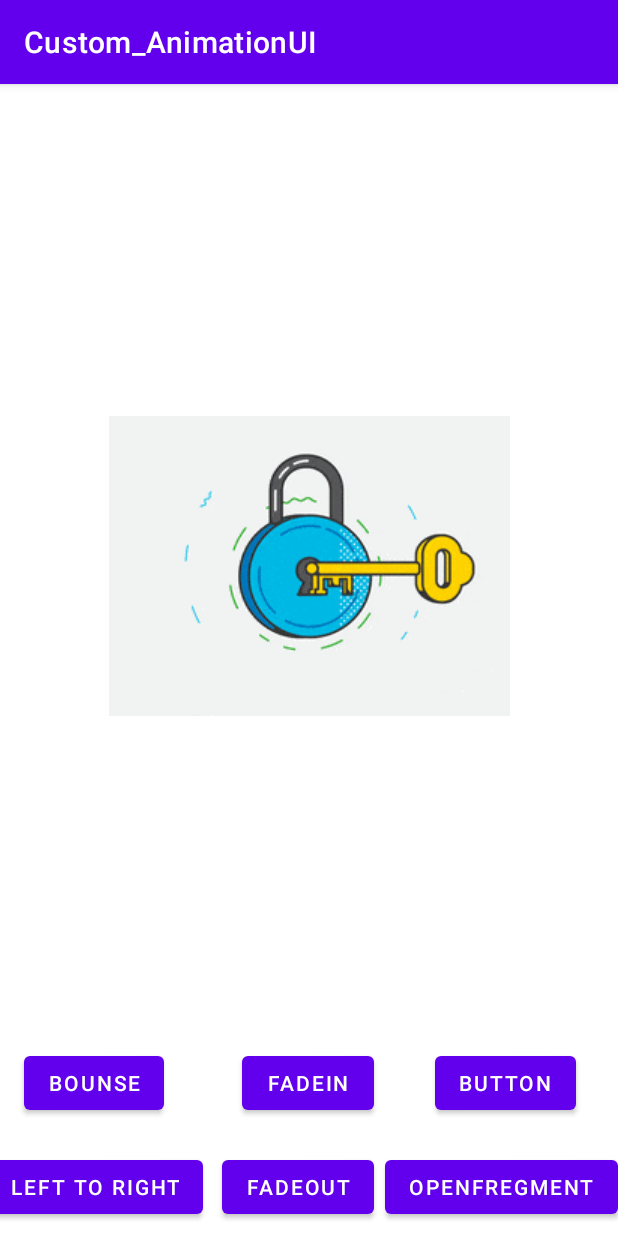
After one commit to azzadpandit1122/CustomAnimationUI, an Android app: the fragment Left_to_Right_Fragment placed in its activity, on a phone screen of 412 x 824 dp. The commit adds this screen. Run offline under Robolectric (Android 15) with nearby library versions, the phone set to English and light mode, and no system bars.

Commit message:
Custom  anim ui

```diff
--- /dev/null
+++ b/app/src/main/java/com/example/custom_animationui/Left_to_Right_Fragment.java
@@ -0,0 +1,64 @@
+package com.example.custom_animationui;
+
+import android.os.Bundle;
+
+import androidx.fragment.app.Fragment;
+
+import android.view.LayoutInflater;
+import android.view.View;
+import android.view.ViewGroup;
+
+/**
+ * A simple {@link Fragment} subclass.
+ * Use the {@link Left_to_Right_Fragment#newInstance} factory method to
+ * create an instance of this fragment.
+ */
+public class Left_to_Right_Fragment extends Fragment {
+
+    // TODO: Rename parameter arguments, choose names that match
+    // the fragment initialization parameters, e.g. ARG_ITEM_NUMBER
+    private static final String ARG_PARAM1 = "param1";
+    private static final String ARG_PARAM2 = "param2";
+
+    // TODO: Rename and change types of parameters
+    private String mParam1;
+    private String mParam2;
+
+    public Left_to_Right_Fragment() {
+        // Required empty public constructor
+    }
+
+    /**
+     * Use this factory method to create a new instance of
+     * this fragment using the provided parameters.
+     *
+     * @param param1 Parameter 1.
+     * @param param2 Parameter 2.
+     * @return A new instance of fragment Left_to_Right_Fragment.
+     */
+    // TODO: Rename and change types and number of parameters
+    public static Left_to_Right_Fragment newInstance(String param1, String param2) {
+        Left_to_Right_Fragment fragment = new Left_to_Right_Fragment();
+        Bundle args = new Bundle();
+        args.putString(ARG_PARAM1, param1);
+        args.putString(ARG_PARAM2, param2);
+        fragment.setArguments(args);
+        return fragment;
+    }
+
+    @Override
+    public void onCreate(Bundle savedInstanceState) {
+        super.onCreate(savedInstanceState);
+        if (getArguments() != null) {
+            mParam1 = getArguments().getString(ARG_PARAM1);
+            mParam2 = getArguments().getString(ARG_PARAM2);
+        }
+    }
+
+    @Override
+    public View onCreateView(LayoutInflater inflater, ViewGroup container,
+                             Bundle savedInstanceState) {
+        // Inflate the layout for this fragment
+        return inflater.inflate(R.layout.fragment_left_to__right_, container, false);
+    }
+}
--- a/app/src/main/res/layout/activity_main.xml
+++ b/app/src/main/res/layout/activity_main.xml
@@ -2,55 +2,35 @@
 <androidx.constraintlayout.widget.ConstraintLayout xmlns:android="http://schemas.android.com/apk/res/android"
     xmlns:app="http://schemas.android.com/apk/res-auto"
     xmlns:tools="http://schemas.android.com/tools"
-    android:id="@+id/main"
     android:layout_width="match_parent"
     android:layout_height="match_parent"
     tools:context=".MainActivity">
-
-    <TextView
-        android:id="@+id/text"
-        android:layout_width="wrap_content"
-        android:layout_height="wrap_content"
-        android:text="Hello World!"
-        android:textSize="30dp"
-        app:layout_constraintBottom_toBottomOf="parent"
-        app:layout_constraintHorizontal_bias="0.497"
-        app:layout_constraintLeft_toLeftOf="parent"
-        app:layout_constraintRight_toRightOf="parent"
-        app:layout_constraintTop_toTopOf="parent"
-        app:layout_constraintVertical_bias="0.023" />
 
     <Button
         android:id="@+id/button"
         android:layout_width="wrap_content"
         android:layout_height="wrap_content"
-        android:layout_marginTop="24dp"
+        android:layout_marginStart="16dp"
         android:text="Bounse"
-        app:layout_constraintEnd_toEndOf="parent"
-        app:layout_constraintHorizontal_bias="0.498"
         app:layout_constraintStart_toStartOf="parent"
-        app:layout_constraintTop_toBottomOf="@+id/text" />
+        app:layout_constraintTop_toTopOf="@+id/button3" />
 
     <Button
         android:id="@+id/button2"
         android:layout_width="wrap_content"
         android:layout_height="wrap_content"
-        android:layout_marginTop="12dp"
         android:text="left to right"
+        app:layout_constraintBottom_toBottomOf="@+id/button4"
         app:layout_constraintEnd_toEndOf="@+id/button"
-        app:layout_constraintStart_toStartOf="@+id/button"
-        app:layout_constraintTop_toBottomOf="@+id/button" />
+        app:layout_constraintStart_toStartOf="@+id/button" />
 
     <Button
         android:id="@+id/button3"
         android:layout_width="wrap_content"
         android:layout_height="wrap_content"
-        android:layout_marginTop="32dp"
         android:text="fadein"
-        app:layout_constraintEnd_toEndOf="parent"
-        app:layout_constraintHorizontal_bias="0.498"
-        app:layout_constraintStart_toStartOf="parent"
-        app:layout_constraintTop_toBottomOf="@+id/button2" />
+        app:layout_constraintEnd_toEndOf="@+id/button4"
+        app:layout_constraintTop_toTopOf="@+id/button6" />
 
     <Button
         android:id="@+id/button4"
@@ -58,8 +38,9 @@
         android:layout_height="wrap_content"
         android:layout_marginTop="12dp"
         android:text="fadeout"
+        app:layout_constraintBottom_toBottomOf="parent"
         app:layout_constraintEnd_toEndOf="parent"
-        app:layout_constraintHorizontal_bias="0.498"
+        app:layout_constraintHorizontal_bias="0.477"
         app:layout_constraintStart_toStartOf="parent"
         app:layout_constraintTop_toBottomOf="@+id/button3" />
 
@@ -67,22 +48,27 @@
         android:id="@+id/button5"
         android:layout_width="wrap_content"
         android:layout_height="wrap_content"
-        android:layout_marginTop="280dp"
         android:text="openfregment"
-        app:layout_constraintEnd_toEndOf="parent"
-        app:layout_constraintHorizontal_bias="0.5"
-        app:layout_constraintStart_toStartOf="parent"
-        app:layout_constraintTop_toBottomOf="@+id/button4" />
+        app:layout_constraintBaseline_toBaselineOf="@+id/button4"
+        app:layout_constraintEnd_toEndOf="parent" />
 
     <Button
         android:id="@+id/button6"
         android:layout_width="wrap_content"
         android:layout_height="wrap_content"
-        android:layout_marginTop="8dp"
+        android:layout_marginEnd="28dp"
+        android:layout_marginBottom="78dp"
         android:text="Button"
-        app:layout_constraintEnd_toEndOf="parent"
-        app:layout_constraintHorizontal_bias="0.488"
-        app:layout_constraintStart_toStartOf="parent"
-        app:layout_constraintTop_toBottomOf="@+id/button5" />
+        app:layout_constraintBottom_toBottomOf="parent"
+        app:layout_constraintEnd_toEndOf="parent" />
+
+    <FrameLayout
+        android:id="@+id/main"
+        android:layout_width="match_parent"
+        android:layout_height="0dp"
+        app:layout_constraintBottom_toTopOf="@+id/button3"
+        app:layout_constraintTop_toTopOf="parent">
+
+    </FrameLayout>
 
 </androidx.constraintlayout.widget.ConstraintLayout>
--- /dev/null
+++ b/app/src/main/res/layout/fragment_left_to__right_.xml
@@ -0,0 +1,19 @@
+<?xml version="1.0" encoding="utf-8"?>
+<androidx.constraintlayout.widget.ConstraintLayout xmlns:android="http://schemas.android.com/apk/res/android"
+    xmlns:app="http://schemas.android.com/apk/res-auto"
+    xmlns:tools="http://schemas.android.com/tools"
+    android:layout_width="match_parent"
+    android:layout_height="match_parent"
+    tools:context=".Left_to_Right_Fragment">
+
+
+    <ImageView
+        android:id="@+id/imageView2"
+        android:layout_width="wrap_content"
+        android:layout_height="wrap_content"
+        android:src="@drawable/unlocak"
+        app:layout_constraintBottom_toBottomOf="parent"
+        app:layout_constraintEnd_toEndOf="parent"
+        app:layout_constraintStart_toStartOf="parent"
+        app:layout_constraintTop_toTopOf="parent" />
+</androidx.constraintlayout.widget.ConstraintLayout>
```
Also changed, not shown: app/src/main/java/com/example/custom_animationui/FADEIN_Fragment.java (added, +64 -0 lines), app/src/main/java/com/example/custom_animationui/Fade_out_Fragment.java (added, +64 -0 lines), app/src/main/java/com/example/custom_animationui/MainActivity.java (+39 -14 lines), app/src/main/java/com/example/custom_animationui/baunse_Fragment.java (added, +64 -0 lines), app/src/main/res/layout/fragment_baunse_.xml (added, +20 -0 lines), app/src/main/res/layout/fragment_dashbord_.xml (+4 -3 lines), app/src/main/res/layout/fragment_f_a_d_e_i_n_.xml (added, +15 -0 lines), app/src/main/res/layout/fragment_fade_out_.xml (added, +14 -0 lines), app/src/main/res/drawable/dog.jpg (added), app/src/main/res/drawable/facein.jpg (added), app/src/main/res/drawable/out.jpg (added), app/src/main/res/drawable/unlocak.gif (added), app/src/main/res/drawable/worning.jpg (added).
